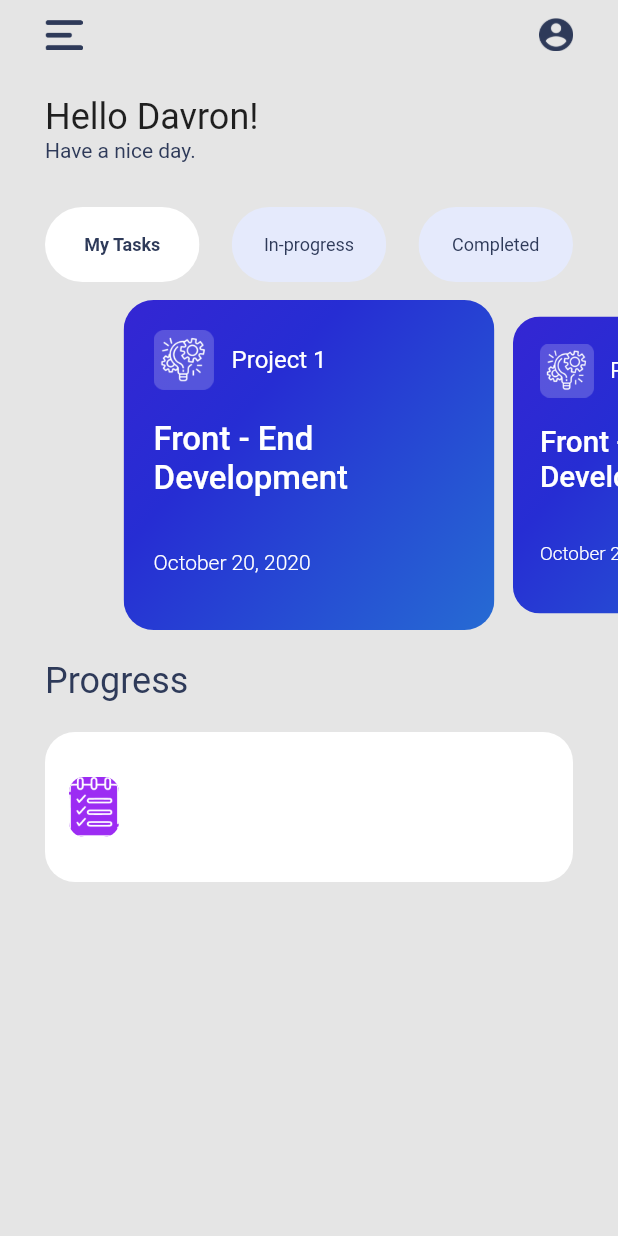
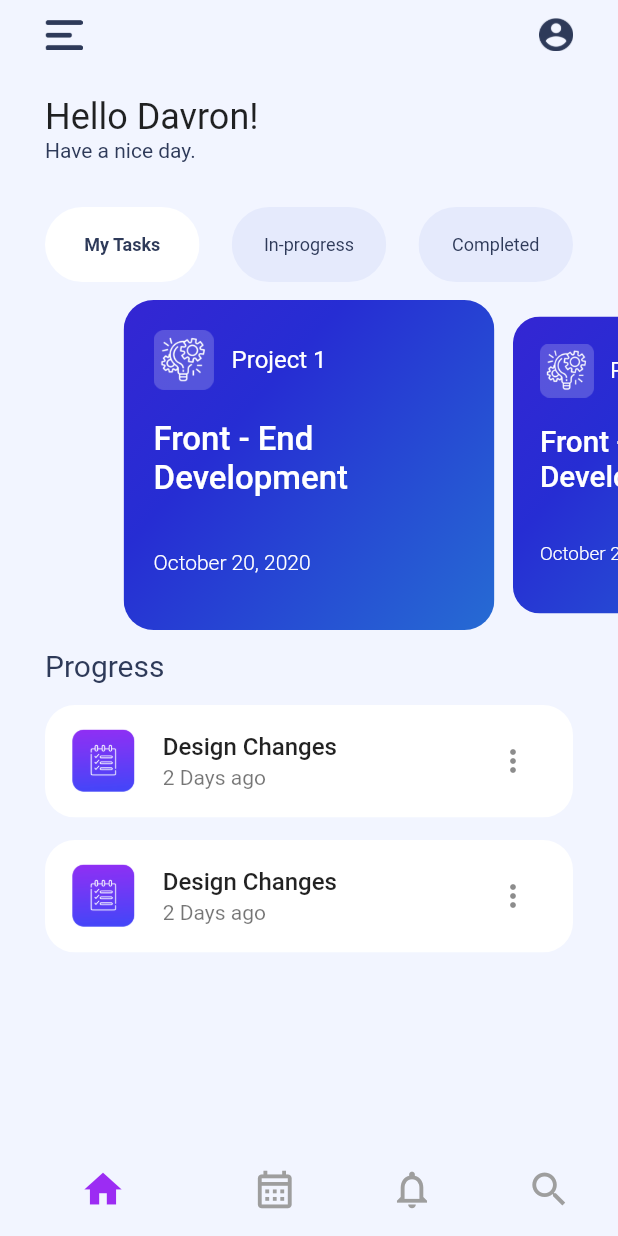
Before and after one commit to DavronBazarov/Task_Manager, a Flutter app: the screen it shows after launch, on a phone screen of 412 x 824 dp. Run offline on Flutter 3.47's test engine with Material 2 defaults, Android fonts, the phone set to English and light mode, and no system bars; missing offline and left inert: calendar_agenda.

Commit message:
˝˝˝˝˝˝add

```diff
--- a/lib/main.dart
+++ b/lib/main.dart
@@ -1,5 +1,5 @@
 import 'package:flutter/material.dart';
-import 'package:task_manager/pages/home_page.dart';
+import 'package:task_manager/route_generator.dart';
 
 void main(List<String> args) {
   runApp(const MyApp());
@@ -15,8 +15,11 @@ class MyApp extends StatefulWidget {
 class _MyAppState extends State<MyApp> {
   @override
   Widget build(BuildContext context) {
-    return const MaterialApp(
-      home: HomePage(),
+    return MaterialApp(
+      title: 'Task Manager',
+      theme: ThemeData(primaryColor: Color(0xffF2F5FF)),
+      initialRoute: '/',
+      onGenerateRoute: RouteGenerator.generateRoute,
     );
   }
 }
--- a/lib/pages/create_task_page.dart
+++ b/lib/pages/create_task_page.dart
@@ -1,7 +1,8 @@
 import 'package:flutter/material.dart';
 
 class CreateTask extends StatefulWidget {
-  const CreateTask({Key? key}) : super(key: key);
+  final String data;
+  const CreateTask({Key? key, required this.data}) : super(key: key);
 
   @override
   State<CreateTask> createState() => _CreateTaskState();
--- a/lib/pages/home_page.dart
+++ b/lib/pages/home_page.dart
@@ -11,7 +11,7 @@ class _HomePageState extends State<HomePage> {
   @override
   Widget build(BuildContext context) {
     return Scaffold(
-      backgroundColor: const Color(0xffE5E5E5),
+      backgroundColor: const Color(0xffF2F5FF),
       body: SafeArea(
         child: ListView(
           children: [
@@ -117,38 +117,67 @@ class _HomePageState extends State<HomePage> {
             Padding(
               padding: const EdgeInsets.symmetric(
                 horizontal: 30,
-                vertical: 20,
+                vertical: 12,
               ),
               child: Column(
                 crossAxisAlignment: CrossAxisAlignment.start,
                 children: [
                   const Text(
                     "Progress",
-                    style: TextStyle(color: Color(0xff2E3A59), fontSize: 24),
+                    style: TextStyle(color: Color(0xff2E3A59), fontSize: 20),
                   ),
                   const SizedBox(
-                    height: 20,
+                    height: 15,
                   ),
                   ClipRRect(
                     borderRadius: BorderRadius.circular(20),
                     child: Container(
-                        height: 100,
+                        height: 75,
                         width: double.infinity,
                         color: Colors.white,
                         child: Center(
                           child: ListTile(
-                              leading: ClipRRect(
-                            borderRadius: BorderRadius.circular(10),
-                            child: Container(
-                                height: 40,
-                                color: Color(0xff9C2CF3),
-                                child: Image.asset(
-                                  "assets/list.png",
-                                  height: 20,
-                                )),
-                          )),
+                            leading: Image.asset(
+                              "assets/task.png",
+                              height: 45,
+                            ),
+                            title: const Text(
+                              "Design Changes",
+                              style: TextStyle(fontWeight: FontWeight.w500),
+                            ),
+                            subtitle: Text("2 Days ago"),
+                            trailing: IconButton(
+                                onPressed: () {},
+                                icon: const Icon(Icons.more_vert_outlined)),
+                          ),
                         )),
-                  )
+                  ),
+                  const SizedBox(
+                    height: 15,
+                  ),
+                  ClipRRect(
+                    borderRadius: BorderRadius.circular(20),
+                    child: Container(
+                        height: 75,
+                        width: double.infinity,
+                        color: Colors.white,
+                        child: Center(
+                          child: ListTile(
+                            leading: Image.asset(
+                              "assets/task.png",
+                              height: 45,
+                            ),
+                            title: const Text(
+                              "Design Changes",
+                              style: TextStyle(fontWeight: FontWeight.w500),
+                            ),
+                            subtitle: Text("2 Days ago"),
+                            trailing: IconButton(
+                                onPressed: () {},
+                                icon: const Icon(Icons.more_vert_outlined)),
+                          ),
+                        )),
+                  ),
                 ],
               ),
             ),
--- /dev/null
+++ b/lib/pages/main_page.dart
@@ -0,0 +1,82 @@
+import 'package:flutter/material.dart';
+import 'package:task_manager/pages/home_page.dart';
+import 'package:task_manager/pages/notification_page.dart';
+import 'package:task_manager/pages/search_page.dart';
+import 'package:task_manager/pages/tasks_page.dart';
+
+class MainHome extends StatefulWidget {
+  const MainHome({super.key});
+
+  @override
+  State<MainHome> createState() => _MainHomeState();
+}
+
+class _MainHomeState extends State<MainHome> {
+  final List pages = const [
+    HomePage(),
+    TasksPage(),
+    NotificPage(),
+    SearchPage()
+  ];
+
+  int currentIndex = 0;
+
+  void onTap(int index) {
+    setState(() {
+      currentIndex = index;
+    });
+  }
+
+  @override
+  Widget build(BuildContext context) {
+    return Scaffold(
+      backgroundColor: const Color(0xffF2F5FF),
+      body: pages[currentIndex],
+      bottomNavigationBar: BottomNavigationBar(
+        type: BottomNavigationBarType.shifting,
+        backgroundColor: const Color(0xffF2F5FF),
+        onTap: onTap,
+        currentIndex: currentIndex,
+        selectedItemColor: const Color(0xff9C2CF3),
+        unselectedItemColor: Colors.grey,
+        showSelectedLabels: false,
+        showUnselectedLabels: false,
+        elevation: 0,
+        items: const [
+          BottomNavigationBarItem(
+            icon: Icon(
+              Icons.home,
+              size: 30,
+            ),
+            label: 'Home',
+            backgroundColor: Color(0xffF2F5FF),
+          ),
+          BottomNavigationBarItem(
+            icon: Icon(
+              Icons.calendar_month_outlined,
+              size: 30,
+            ),
+            label: 'Business',
+            backgroundColor: Color(0xffF2F5FF),
+          ),
+          BottomNavigationBarItem(
+            icon: Icon(
+              Icons.notifications_none,
+              size: 30,
+            ),
+            label: 'School',
+            backgroundColor: Color(0xffF2F5FF),
+          ),
+          BottomNavigationBarItem(
+            icon: Icon(
+              Icons.search,
+              size: 30,
+            ),
+            label: 'Settings',
+            backgroundColor: Color(0xffF2F5FF),
+          ),
+        ],
+      ),
+    );
+  }
+}
--- /dev/null
+++ b/lib/route_generator.dart
@@ -0,0 +1,41 @@
+import 'package:flutter/material.dart';
+import 'package:task_manager/pages/create_task_page.dart';
+import 'package:task_manager/pages/main_page.dart';
+
+class RouteGenerator {
+  static Route<dynamic> generateRoute(RouteSettings settings) {
+    // Getting arguments passed in while calling Navigator.pushNamed
+    final args = settings.arguments;
+
+    switch (settings.name) {
+      case '/':
+        return MaterialPageRoute(builder: (_) => MainHome());
+      case '/create':
+        // Validation of correct data type
+        if (args is String) {
+          return MaterialPageRoute(
+            builder: (_) => CreateTask(data: args),
+          );
+        }
+        // If args is not of the correct type, return an error page.
+        // You can also throw an exception while in development.
+        return _errorRoute();
+      default:
+        // If there is no such named route in the switch statement, e.g. /third
+        return _errorRoute();
+    }
+  }
+
+  static Route<dynamic> _errorRoute() {
+    return MaterialPageRoute(builder: (_) {
+      return Scaffold(
+        appBar: AppBar(
+          title: Text('Error'),
+        ),
+        body: Center(
+          child: Text('ERROR'),
+        ),
+      );
+    });
+  }
+}
--- a/pubspec.yaml
+++ b/pubspec.yaml
@@ -34,6 +34,7 @@ dependencies:
   # The following adds the Cupertino Icons font to your application.
   # Use with the CupertinoIcons class for iOS style icons.
   cupertino_icons: ^1.0.2
+  calendar_agenda: ^0.0.2+3
 
 dev_dependencies:
   flutter_test:
```
Also changed, not shown: lib/pages/notification_page.dart (added, +19 -0 lines), lib/pages/search_page.dart (added, +14 -0 lines), lib/pages/tasks_page.dart (added, +222 -0 lines), lib/test.dart (deleted, +0 -44 lines), assets/task.png (added), assets/white.png (added), pubspec.lock.
